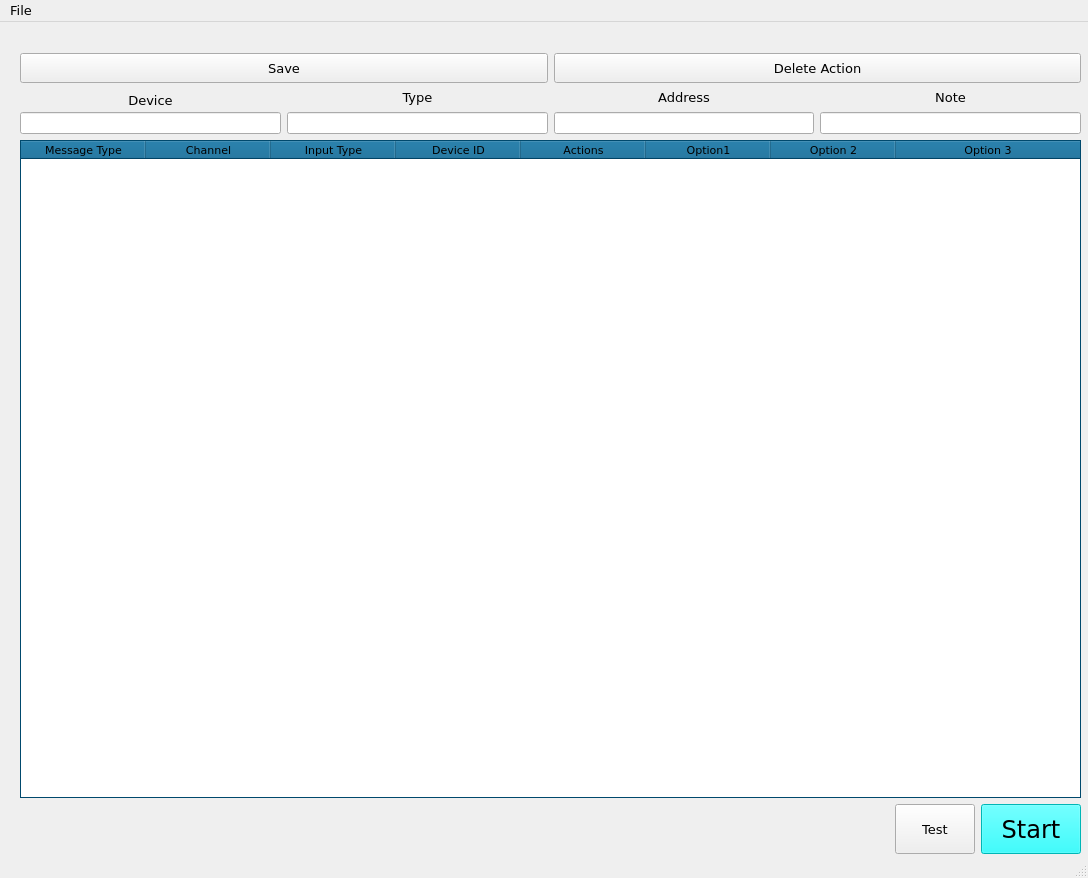
Above: qtOBSMIDI.ui from cpyarger/Midi2OBS-Configurator before the change. Below: the same form after it.
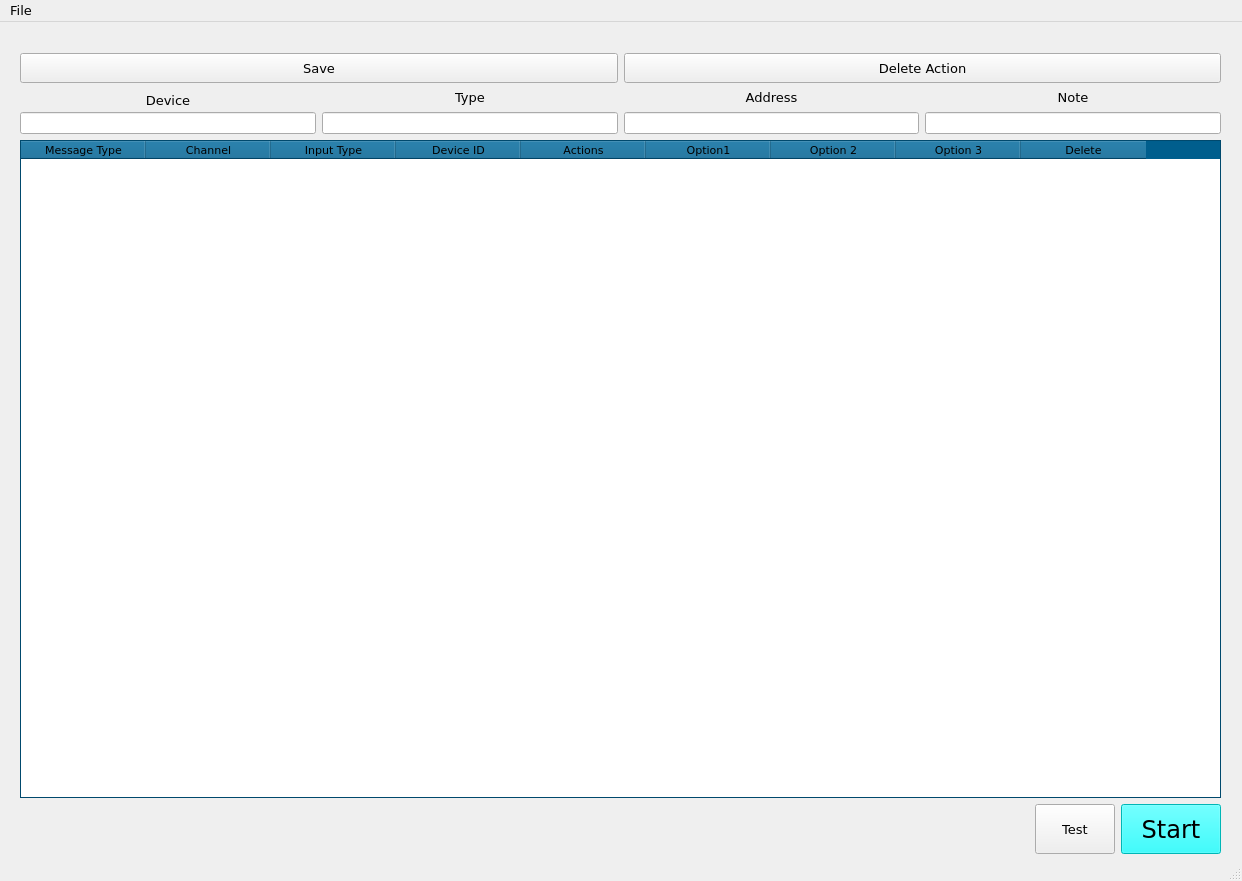
That is the form after the change. Icons and pictures are not drawn.

What changed in the file:
```diff
--- a/qtOBSMIDI.ui
+++ b/qtOBSMIDI.ui
@@ -9,8 +9,8 @@
    <rect>
     <x>0</x>
     <y>0</y>
-    <width>1088</width>
-    <height>878</height>
+    <width>1242</width>
+    <height>881</height>
    </rect>
   </property>
   <property name="sizePolicy">
@@ -62,7 +62,7 @@
      <rect>
       <x>0</x>
       <y>11</y>
-      <width>1101</width>
+      <width>1241</width>
       <height>841</height>
      </rect>
     </property>
@@ -735,7 +735,7 @@
      <item row="2" column="0">
       <widget class="QTableWidget" name="list_action">
        <property name="sizePolicy">
-        <sizepolicy hsizetype="MinimumExpanding" vsizetype="MinimumExpanding">
+        <sizepolicy hsizetype="Expanding" vsizetype="MinimumExpanding">
          <horstretch>10</horstretch>
          <verstretch>10</verstretch>
         </sizepolicy>
@@ -1194,6 +1194,12 @@
          <pointsize>8</pointsize>
         </font>
        </property>
+       <property name="contextMenuPolicy">
+        <enum>Qt::NoContextMenu</enum>
+       </property>
+       <property name="sizeAdjustPolicy">
+        <enum>QAbstractScrollArea::AdjustToContents</enum>
+       </property>
        <property name="alternatingRowColors">
         <bool>true</bool>
        </property>
@@ -1219,10 +1225,10 @@
         <bool>false</bool>
        </attribute>
        <attribute name="horizontalHeaderStretchLastSection">
-        <bool>true</bool>
+        <bool>false</bool>
        </attribute>
        <attribute name="verticalHeaderVisible">
-        <bool>false</bool>
+        <bool>true</bool>
        </attribute>
        <attribute name="verticalHeaderShowSortIndicator" stdset="0">
         <bool>false</bool>
@@ -1267,6 +1273,11 @@
          <string>Option 3</string>
         </property>
        </column>
+       <column>
+        <property name="text">
+         <string>Delete</string>
+        </property>
+       </column>
       </widget>
      </item>
      <item row="0" column="0">
@@ -1331,7 +1342,7 @@
     <rect>
      <x>0</x>
      <y>0</y>
-     <width>1088</width>
+     <width>1242</width>
      <height>21</height>
     </rect>
    </property>
```
Left out of the diff: 2 changed lines with no effect on the pictures.
